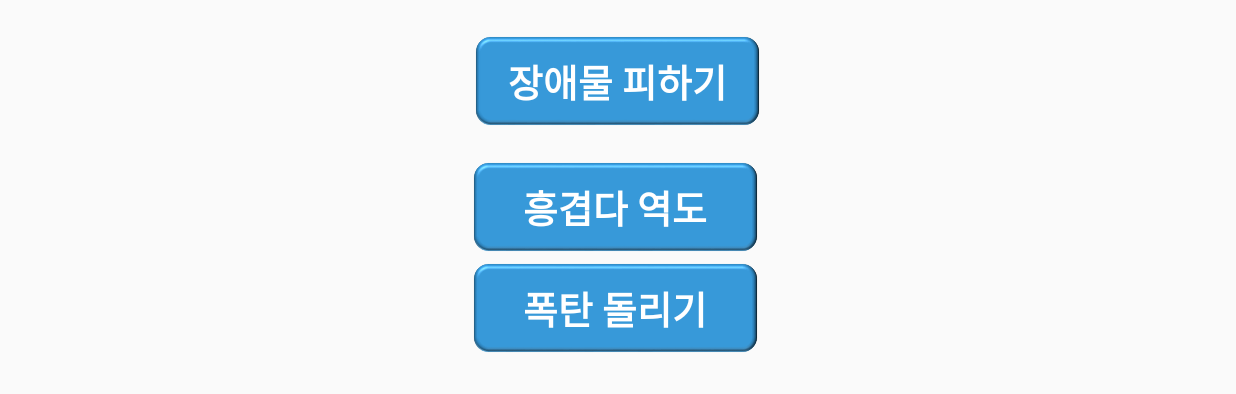
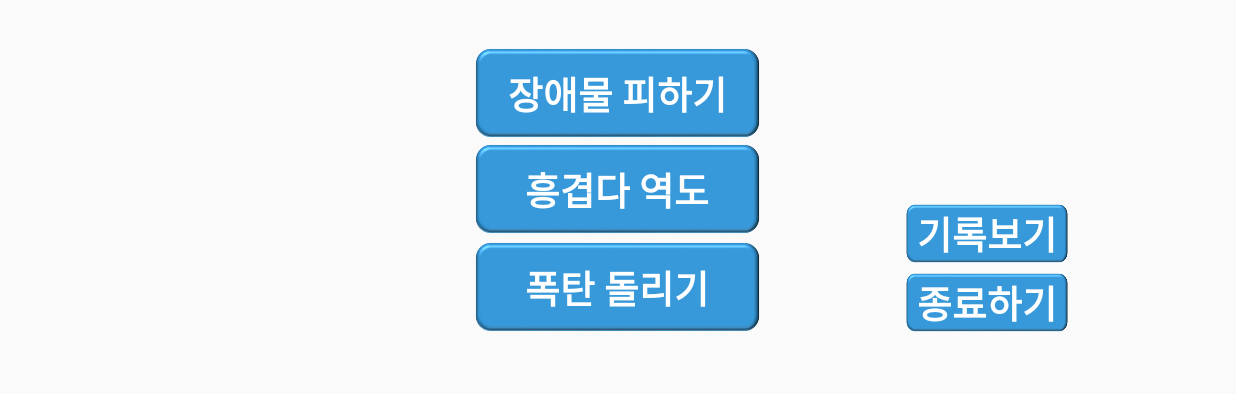
Before and after one commit to Choichanguk/Hackerton, an Android app: the GameMenuActivity screen opened directly, with no data from a screen before it, on a phone screen of 824 x 412 dp (held sideways), the part 224-618 px from its top. Run offline under Robolectric (Android 15) with nearby library versions, the phone set to English and light mode, and no system bars.

Commit message:
기록 테이블 추가

```diff
--- a/app/src/main/java/com/example/hackerton/GameMenuActivity.java
+++ b/app/src/main/java/com/example/hackerton/GameMenuActivity.java
@@ -11,6 +11,8 @@ public class GameMenuActivity extends AppCompatActivity {
     Button btnStartAvoidGame; //장애물피하기 게임버튼
     Button btnStartWeightliftingGame; // 역도 게임 버튼
     Button btnStartBombGame;  //폭탄돌리기 게임버튼
+    Button btnShowRecord; //기록보기 버튼
+    Button btnFinish;   //종료버튼
 
     @Override
     protected void onCreate(Bundle savedInstanceState) {
@@ -20,6 +22,8 @@ public class GameMenuActivity extends AppCompatActivity {
         btnStartAvoidGame = findViewById(R.id.btnStartAvoidGame);
         btnStartWeightliftingGame = findViewById(R.id.btnStartWeightliftingGame);
         btnStartBombGame = findViewById(R.id.btnStartBombGame);
+        btnShowRecord = findViewById(R.id.btnShowRecord);
+        btnFinish = findViewById(R.id.btnFinish);
 
         btnStartAvoidGame.setOnClickListener(new View.OnClickListener() {
             @Override
@@ -44,5 +48,20 @@ public class GameMenuActivity extends AppCompatActivity {
                 //startActivity(intent);
             }
         });
+
+        btnShowRecord.setOnClickListener(new View.OnClickListener() {
+            @Override
+            public void onClick(View v) {
+                Intent intent = new Intent(getApplicationContext(), ShowRecordActivity.class);
+                startActivity(intent);
+            }
+        });
+
+        btnFinish.setOnClickListener(new View.OnClickListener() {
+            @Override
+            public void onClick(View v) {
+                finish();
+            }
+        });
     }
 }
--- a/app/src/main/res/layout/activity_game_menu.xml
+++ b/app/src/main/res/layout/activity_game_menu.xml
@@ -18,16 +18,16 @@
         android:textStyle="bold"
         app:layout_constraintBottom_toBottomOf="parent"
         app:layout_constraintEnd_toEndOf="parent"
-        app:layout_constraintHorizontal_bias="0.497"
+        app:layout_constraintHorizontal_bias="0.499"
         app:layout_constraintStart_toStartOf="parent"
         app:layout_constraintTop_toBottomOf="@+id/btnStartWeightliftingGame"
-        app:layout_constraintVertical_bias="0.063" />
+        app:layout_constraintVertical_bias="0.0" />
 
     <Button
         android:id="@+id/btnStartWeightliftingGame"
         android:layout_width="190dp"
         android:layout_height="60dp"
-        android:layout_marginTop="24dp"
+        android:layout_marginTop="4dp"
         android:background="@drawable/button_drawable"
         android:bottomLeftRadius="12dp"
         android:bottomRightRadius="12dp"
@@ -38,7 +38,7 @@
         android:topLeftRadius="12dp"
         android:topRightRadius="12dp"
         app:layout_constraintEnd_toEndOf="parent"
-        app:layout_constraintHorizontal_bias="0.497"
+        app:layout_constraintHorizontal_bias="0.499"
         app:layout_constraintStart_toStartOf="parent"
         app:layout_constraintTop_toBottomOf="@+id/btnStartAvoidGame" />
 
@@ -56,7 +56,7 @@
         android:id="@+id/btnStartAvoidGame"
         android:layout_width="190dp"
         android:layout_height="60dp"
-        android:layout_marginTop="24dp"
+        android:layout_marginTop="32dp"
         android:background="@drawable/button_drawable"
         android:bottomLeftRadius="12dp"
         android:bottomRightRadius="12dp"
@@ -71,4 +71,43 @@
         app:layout_constraintStart_toStartOf="parent"
         app:layout_constraintTop_toBottomOf="@+id/imgGameLogo" />
 
+    <Button
+        android:id="@+id/btnShowRecord"
+        android:layout_width="108dp"
+        android:layout_height="39dp"
+        android:layout_marginTop="136dp"
+        android:background="@drawable/button_drawable"
+        android:bottomLeftRadius="12dp"
+        android:bottomRightRadius="12dp"
+        android:text="기록보기"
+        android:textColor="#FFFFFF"
+        android:textSize="25sp"
+        android:textStyle="bold"
+        android:topLeftRadius="12dp"
+        android:topRightRadius="12dp"
+        app:layout_constraintEnd_toEndOf="@+id/btnFinish"
+        app:layout_constraintHorizontal_bias="1.0"
+        app:layout_constraintStart_toStartOf="@+id/btnFinish"
+        app:layout_constraintTop_toBottomOf="@+id/imgGameLogo" />
+
+    <Button
+        android:id="@+id/btnFinish"
+        android:layout_width="108dp"
+        android:layout_height="39dp"
+        android:layout_marginEnd="112dp"
+        android:layout_marginRight="112dp"
+        android:background="@drawable/button_drawable"
+        android:bottomLeftRadius="12dp"
+        android:bottomRightRadius="12dp"
+        android:text="종료하기"
+        android:textColor="#FFFFFF"
+        android:textSize="25sp"
+        android:textStyle="bold"
+        android:topLeftRadius="12dp"
+        android:topRightRadius="12dp"
+        app:layout_constraintBottom_toBottomOf="@+id/btnStartBombGame"
+        app:layout_constraintEnd_toEndOf="parent"
+        app:layout_constraintTop_toBottomOf="@+id/btnShowRecord"
+        app:layout_constraintVertical_bias="1.0" />
+
 </androidx.constraintlayout.widget.ConstraintLayout>
```
Also changed, not shown: app/src/main/AndroidManifest.xml (+10 -5 lines), app/src/main/java/com/example/hackerton/MainActivity.java (+10 -38 lines), app/src/main/java/com/example/hackerton/ShowRecordActivity.java (added, +14 -0 lines), app/src/main/res/layout/activity_main.xml (+6 -24 lines), app/src/main/res/layout/activity_show_record.xml (added, +64 -0 lines).
